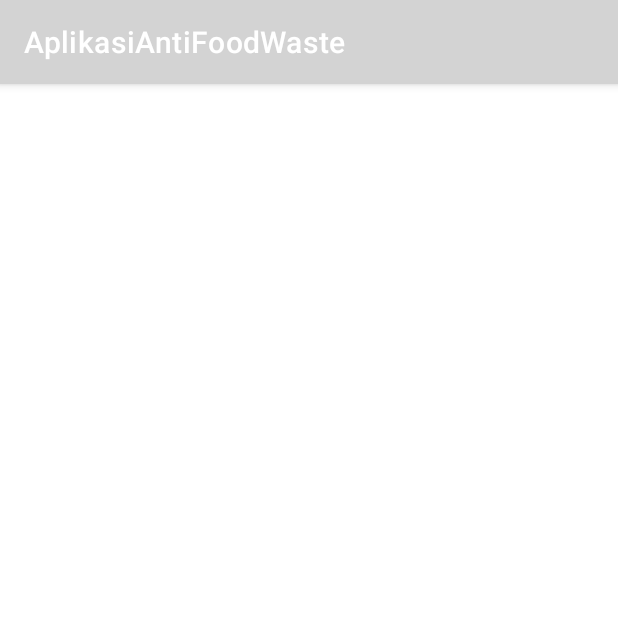
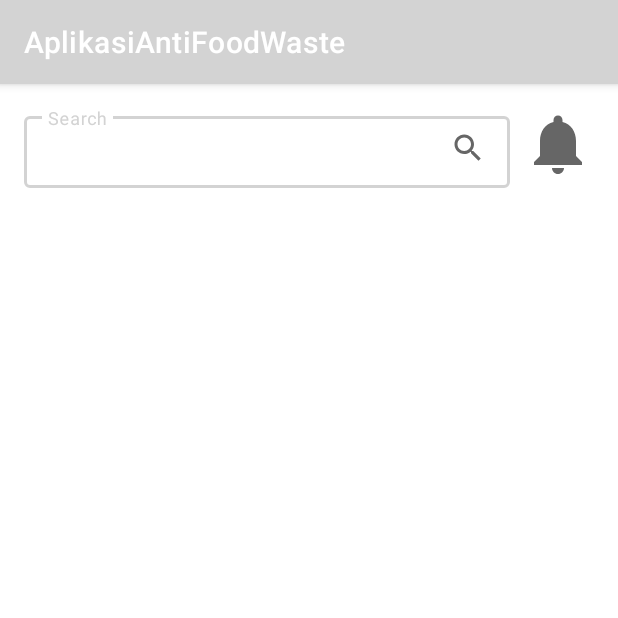
Before and after one commit to farisramadhan13/IDGAF, an Android app: the HomeActivity screen opened directly, with no data from a screen before it, on a phone screen of 412 x 824 dp, the top half of it. Run offline under Robolectric (Android 15) with nearby library versions, the light colour scheme and no system bars.

Commit message:
nambahin searchbar

```diff
--- /dev/null
+++ b/app/src/main/res/drawable/ic_notifications.xml
@@ -0,0 +1,10 @@
+<vector xmlns:android="http://schemas.android.com/apk/res/android"
+    android:width="24dp"
+    android:height="24dp"
+    android:viewportWidth="24"
+    android:viewportHeight="24"
+    android:tint="?attr/colorControlNormal">
+  <path
+      android:fillColor="@android:color/white"
+      android:pathData="M12,22c1.1,0 2,-0.9 2,-2h-4c0,1.1 0.89,2 2,2zM18,16v-5c0,-3.07 -1.64,-5.64 -4.5,-6.32L13.5,4c0,-0.83 -0.67,-1.5 -1.5,-1.5s-1.5,0.67 -1.5,1.5v0.68C7.63,5.36 6,7.92 6,11v5l-2,2v1h16v-1l-2,-2z"/>
+</vector>
--- /dev/null
+++ b/app/src/main/res/drawable/ic_search.xml
@@ -0,0 +1,10 @@
+<vector xmlns:android="http://schemas.android.com/apk/res/android"
+    android:width="24dp"
+    android:height="24dp"
+    android:viewportWidth="24"
+    android:viewportHeight="24"
+    android:tint="?attr/colorControlNormal">
+  <path
+      android:fillColor="@android:color/white"
+      android:pathData="M15.5,14h-0.79l-0.28,-0.27C15.41,12.59 16,11.11 16,9.5 16,5.91 13.09,3 9.5,3S3,5.91 3,9.5 5.91,16 9.5,16c1.61,0 3.09,-0.59 4.23,-1.57l0.27,0.28v0.79l5,4.99L20.49,19l-4.99,-5zM9.5,14C7.01,14 5,11.99 5,9.5S7.01,5 9.5,5 14,7.01 14,9.5 11.99,14 9.5,14z"/>
+</vector>
--- a/app/src/main/res/layout/activity_home.xml
+++ b/app/src/main/res/layout/activity_home.xml
@@ -7,6 +7,51 @@
     android:layout_height="match_parent"
     tools:context=".home.HomeActivity">
 
+  <FrameLayout
+      android:id="@+id/frame_layout"
+      android:layout_width="0dp"
+      android:layout_height="wrap_content"
+      android:layout_marginStart="16dp"
+      android:layout_marginTop="16dp"
+      android:layout_marginEnd="8dp"
+      app:layout_constraintEnd_toStartOf="@+id/iv_notification"
+      app:layout_constraintStart_toStartOf="parent"
+      app:layout_constraintTop_toTopOf="parent">
+
+    <com.google.android.material.textfield.TextInputLayout
+        style="@style/Widget.MaterialComponents.TextInputLayout.OutlinedBox"
+        android:layout_width="match_parent"
+        android:layout_height="wrap_content">
+
+      <com.google.android.material.textfield.TextInputEditText
+          android:id="@+id/tiet_search"
+          android:layout_width="match_parent"
+          android:layout_height="48dp"
+          android:hint="Search"
+          android:inputType="text"
+          android:maxLines="1" />
+
+    </com.google.android.material.textfield.TextInputLayout>
+
+    <ImageView
+        android:id="@+id/btn_search"
+        android:layout_width="wrap_content"
+        android:layout_height="wrap_content"
+        android:layout_gravity="end|center_vertical"
+        android:layout_marginEnd="16dp"
+        android:src="@drawable/ic_search"
+        tools:ignore="ContentDescription" />
+  </FrameLayout>
+
+  <ImageView
+      android:id="@+id/iv_notification"
+      android:layout_width="48dp"
+      android:layout_height="48dp"
+      android:layout_marginTop="16dp"
+      android:layout_marginEnd="16dp"
+      android:src="@drawable/ic_notifications"
+      app:layout_constraintEnd_toEndOf="parent"
+      app:layout_constraintTop_toTopOf="parent" />
 
 
-  </androidx.constraintlayout.widget.ConstraintLayout>
+</androidx.constraintlayout.widget.ConstraintLayout>
```
